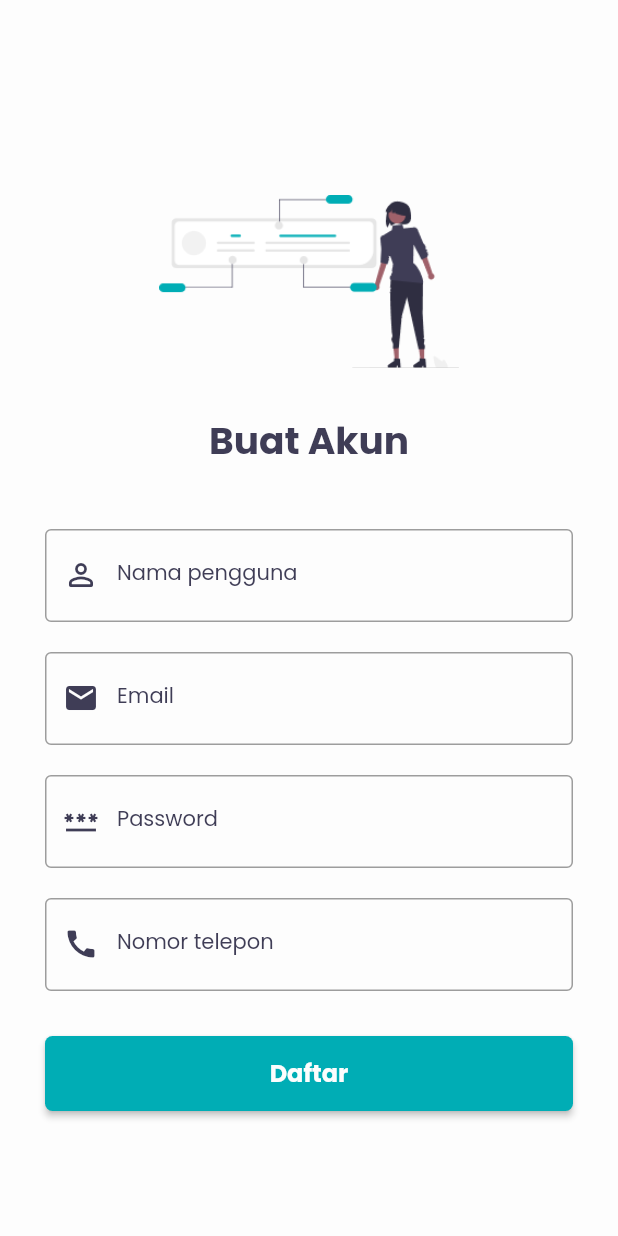
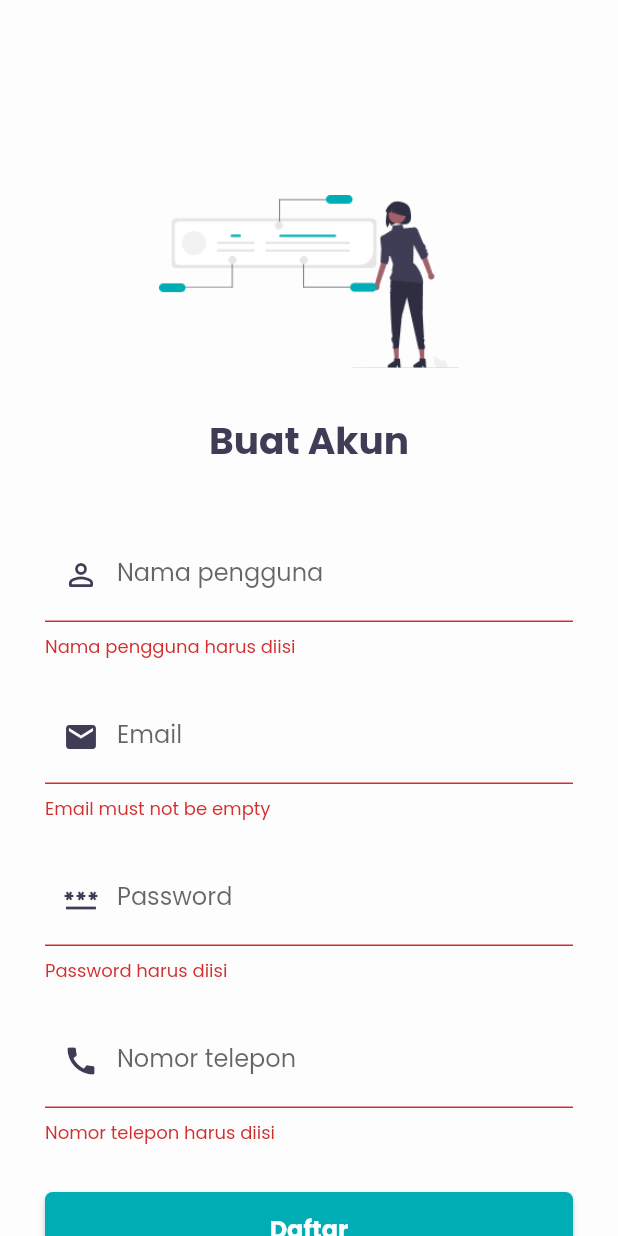
Before and after one commit to patrickrrh/Buangin, a Flutter app: the RegisterPage screen opened directly, after a tap on "Daftar", on a phone screen of 412 x 824 dp. Run offline on Flutter 3.47's test engine with Material 2 defaults, Android fonts, the phone set to English and light mode, and no system bars; our stand-ins replace cloud_firestore, firebase_auth, firebase_core, flutter_svg, get, google_nav_bar and 1 more; accounts and stored records are empty.

Commit message:
update regis

```diff
--- a/buangin/lib/main.dart
+++ b/buangin/lib/main.dart
@@ -25,7 +25,7 @@ class MyApp extends StatelessWidget {
           fontFamily: 'Poppins',
           primaryColor: kPrimaryColor,
           scaffoldBackgroundColor: kPrimaryColor),
-      home: const LandingPage(),
+      home: const CircularProgressIndicator(),
     );
   }
 }
--- a/buangin/lib/src/features/authentication/controllers/register/register_controller.dart
+++ b/buangin/lib/src/features/authentication/controllers/register/register_controller.dart
@@ -1,4 +1,6 @@
+import 'package:buangin/src/features/authentication/models/user_model.dart';
 import 'package:buangin/src/repository/user_repository/authentication_repository/authentication_repository.dart';
+import 'package:buangin/src/repository/user_repository/user_repository.dart';
 import 'package:flutter/material.dart';
 import 'package:get/get.dart';
 
@@ -11,15 +13,17 @@ class RegisterController extends GetxController{
   final password = TextEditingController();
   final nomorTelepon = TextEditingController();
 
-Future<bool> registerUser(String email, String password) async {
-  try {
-    await AuthenticationRepository.instance.createUserWithEmailAndPassword(email, password);
-    // If registration is successful, return true
-    return true;
-  } catch (e) {
-    // If registration fails, return false
-    return false;
+  final userRepo = Get.put(UserRepository());
+
+void registerUser(String email, String password) {
+  String? error = AuthenticationRepository.instance.createUserWithEmailAndPassword(email, password) as String?;
+  if(error != null){
+    Get.showSnackbar(GetSnackBar(message: error.toString()));
   }
+}
+
+Future<void> createUser(UserModel user) async {
+  await userRepo.createUser(user);
 }
 
 
--- a/buangin/lib/src/features/authentication/screens/login_page/components/body_login_page.dart
+++ b/buangin/lib/src/features/authentication/screens/login_page/components/body_login_page.dart
@@ -1,15 +1,19 @@
 import 'package:buangin/constants.dart';
+import 'package:buangin/src/features/authentication/controllers/register/register_controller.dart';
 import 'package:buangin/src/features/authentication/screens/home_page/home_page.dart';
+import 'package:buangin/src/repository/user_repository/authentication_repository/authentication_repository.dart';
 import 'package:buangin/src/widget_components/checkboxs.dart';
 import 'package:buangin/src/widget_components/rounded_button.dart';
 import 'package:buangin/src/widget_components/text_field_container.dart';
 import 'package:flutter/material.dart';
+import 'package:get/get.dart';
 
 class LogPag extends StatelessWidget {
   const LogPag({super.key});
 
   @override
   Widget build(BuildContext context) {
+    final controller = Get.put(RegisterController());
     Size size = MediaQuery.of(context).size;
 
     return SizedBox(
@@ -74,13 +78,32 @@ class LogPag extends StatelessWidget {
                 child: RoundedButton(
                   key: const Key('button_login'),
                   text: "Masuk",
-                press: () {
+                  press: () async {
+                    final email = controller.email.text.trim();
+                    final password = controller.password.text.trim();
+
+                    try {
+                      // Call the login method from the authentication repository
+                      await AuthenticationRepository().loginUserWithEmailAndPassword(
+                        email,
+                        password,
+                        context
+                      );
+
+                      // If login is successful, navigate to the home page
                       Navigator.push(
                         context,
                         MaterialPageRoute(
-                          builder: (context) => const HomePage()));
+                          builder: (context) => const HomePage(),
+                        ),
+                      );
+                    } catch (e) {
+                      // Handle login failure, display an error message, etc.
+                      print("Login failed: $e");
+                    }
                   },
-              ))
+                ),
+              ),
         ]));
   }
 }
--- a/buangin/lib/src/features/authentication/screens/register_page/register_page.dart
+++ b/buangin/lib/src/features/authentication/screens/register_page/register_page.dart
@@ -18,13 +18,15 @@ class RegisterPage extends StatelessWidget {
         child: Container(
           padding: const EdgeInsets.all(30),
           margin: const EdgeInsets.only(top: 100),
-          child: Column(children: [
+          child: Column(
+            children: [
               Align(
                 alignment: Alignment.center,
                 child: Image.asset(
                   'assets/images/Buat_Akun.png',
                   width: 200,
-                )),
+                ),
+              ),
               Container(
                 margin: const EdgeInsets.only(top: 30),
                 child: const Text(
@@ -48,77 +50,107 @@ class RegisterPage extends StatelessWidget {
                       TextFormField(
                         controller: controller.username,
                         decoration: const InputDecoration(
-                          label: Text('Nama pengguna',
-                              style: TextStyle(
-                                  color: kThirdColor,
-                                  fontFamily: 'Poppins',
-                                  fontSize: 14)),
-                          border: OutlineInputBorder(),
+                          labelText: 'Nama pengguna',
                           prefixIcon: Icon(
                             Icons.person_outline_rounded,
                             color: kThirdColor,
                           ),
-                          labelStyle: TextStyle(color: kThirdColor),
                           focusedBorder: OutlineInputBorder(
                             borderSide:
-                                  BorderSide(width: 2, color: kThirdColor))),
+                                BorderSide(width: 2, color: kThirdColor),
+                          ),
+                        ),
+                        validator: (value) {
+                          if (value == null || value.isEmpty) {
+                            return 'Nama pengguna harus diisi';
+                          }
+                          return null;
+                        },
                       ),
                       const SizedBox(height: 20),
                       TextFormField(
                         controller: controller.email,
                         decoration: const InputDecoration(
-                          label: Text('Email',
-                              style: TextStyle(
-                                  color: kThirdColor,
-                                  fontFamily: 'Poppins',
-                                  fontSize: 14)),
-                          border: OutlineInputBorder(),
+                          labelText: 'Email',
                           prefixIcon: Icon(
                             Icons.email,
                             color: kThirdColor,
                           ),
-                          labelStyle: TextStyle(color: kThirdColor),
                           focusedBorder: OutlineInputBorder(
                             borderSide:
-                                  BorderSide(width: 2, color: kThirdColor))),
+                                BorderSide(width: 2, color: kThirdColor),
+                          ),
+                        ),
+                        validator: (value) {
+                          if (value == null || value.isEmpty) {
+                            return 'Email must not be empty';
+                          }
+
+                          // Regular expression for a simple email format validation
+                          final emailRegExp =
+                              RegExp(r'^[\w-]+(\.[\w-]+)*@[\w-]+(\.[\w-]+)+$');
+
+                          if (!emailRegExp.hasMatch(value)) {
+                            return 'Invalid email format';
+                          }
+
+                          return null;
+                        },
                       ),
                       const SizedBox(height: 20),
                       TextFormField(
                         controller: controller.password,
+                        obscureText: true,
                         decoration: const InputDecoration(
-                          label: Text('Password',
-                              style: TextStyle(
-                                  color: kThirdColor,
-                                  fontFamily: 'Poppins',
-                                  fontSize: 14)),
-                          border: OutlineInputBorder(),
+                          labelText: 'Password',
                           prefixIcon: Icon(
                             Icons.password,
                             color: kThirdColor,
                           ),
-                          labelStyle: TextStyle(color: kThirdColor),
                           focusedBorder: OutlineInputBorder(
                             borderSide:
-                                  BorderSide(width: 2, color: kThirdColor))),
+                                BorderSide(width: 2, color: kThirdColor),
+                          ),
+                        ),
+                        validator: (value) {
+                          if (value == null || value.isEmpty) {
+                            return 'Password harus diisi';
+                          }
+                          // Add more password validation logic here if needed
+                          return null;
+                        },
                       ),
                       const SizedBox(height: 20),
                       TextFormField(
                         controller: controller.nomorTelepon,
                         decoration: const InputDecoration(
-                          label: Text('Nomor telepon',
-                              style: TextStyle(
-                                  color: kThirdColor,
-                                  fontFamily: 'Poppins',
-                                  fontSize: 14)),
-                          border: OutlineInputBorder(),
+                          labelText: 'Nomor telepon',
                           prefixIcon: Icon(
                             Icons.call,
                             color: kThirdColor,
                           ),
-                          labelStyle: TextStyle(color: kThirdColor),
                           focusedBorder: OutlineInputBorder(
                             borderSide:
-                                  BorderSide(width: 2, color: kThirdColor))),
+                                BorderSide(width: 2, color: kThirdColor),
+                          ),
+                        ),
+                        validator: (value) {
+                          if (value == null || value.isEmpty) {
+                            return 'Nomor telepon harus diisi';
+                          }
+
+                          // Remove any non-digit characters from the input
+                          final cleanedValue =
+                              value.replaceAll(RegExp(r'[^\d]'), '');
+
+                          // Check if the cleaned value is a valid phone number
+                          if (cleanedValue.length < 10 ||
+                              cleanedValue.length > 15) {
+                            return 'Nomor telepon tidak valid';
+                          }
+
+                          return null;
+                        },
                       ),
                       const SizedBox(height: 30),
                       SizedBox(
@@ -127,38 +159,23 @@ class RegisterPage extends StatelessWidget {
                         child: ElevatedButton(
                           onPressed: () {
                             if (formKey.currentState!.validate()) {
-      // You validate the form fields here.
-
-      // Then, you create a UserModel instance.
+                              // Create a UserModel instance.
                               final user = UserModel(
                                 email: controller.email.text.trim(),
                                 password: controller.password.text.trim(),
+                                fullName: controller.username.text.trim(),
+                                phoneNumber:
+                                    controller.nomorTelepon.text.trim(),
                               );
 
-      // Now, you should register the user using the RegisterController instance.
-      RegisterController.instance.registerUser(user).then((success) {
-        if (success) {
-          Navigator.of(context).push(
-            MaterialPageRoute(
-              builder: (BuildContext context) {
-                return const HomePage();
-              },
-            ),
-          );
-        } else {
-          // Handle registration failure by displaying a snackbar.
-          ScaffoldMessenger.of(context).showSnackBar(
-            const SnackBar(
-              content: Text('Registration failed. Please try again.'),
-              backgroundColor: Colors.red,
-            ),
-          );
-        }
-      });
+                              // Register the user using the RegisterController instance.
+                              RegisterController.instance.createUser(user);
+                              Navigator.pushReplacement(context, MaterialPageRoute(builder: (context) => const HomePage()));
                             }
                           },
                           style: ElevatedButton.styleFrom(
-    padding: const EdgeInsets.symmetric(vertical: 10, horizontal: 20),
+                            padding: const EdgeInsets.symmetric(
+                                vertical: 10, horizontal: 20),
                             backgroundColor: kSecondaryColor,
                             shape: RoundedRectangleBorder(
                               borderRadius: BorderRadius.circular(5),
@@ -176,13 +193,13 @@ child: ElevatedButton(
                             ),
                           ),
                         ),
-
-                    )
+                      ),
                     ],
                   ),
                 ),
-            )
-          ]),
+              ),
+            ],
+          ),
         ),
       ),
     );
```
Also changed, not shown: buangin/lib/src/features/authentication/screens/angkutin_page/angkutin_landing_page.dart (added, +103 -0 lines), buangin/lib/src/features/authentication/screens/home_page/home_page.dart (+10 -4 lines), buangin/lib/src/repository/user_repository/authentication_repository/authentication_repository.dart (+25 -67 lines), buangin/assets/images/Ilustrasi_Angkutin.png (added). Lines whose indentation alone changed are shown as unchanged.
